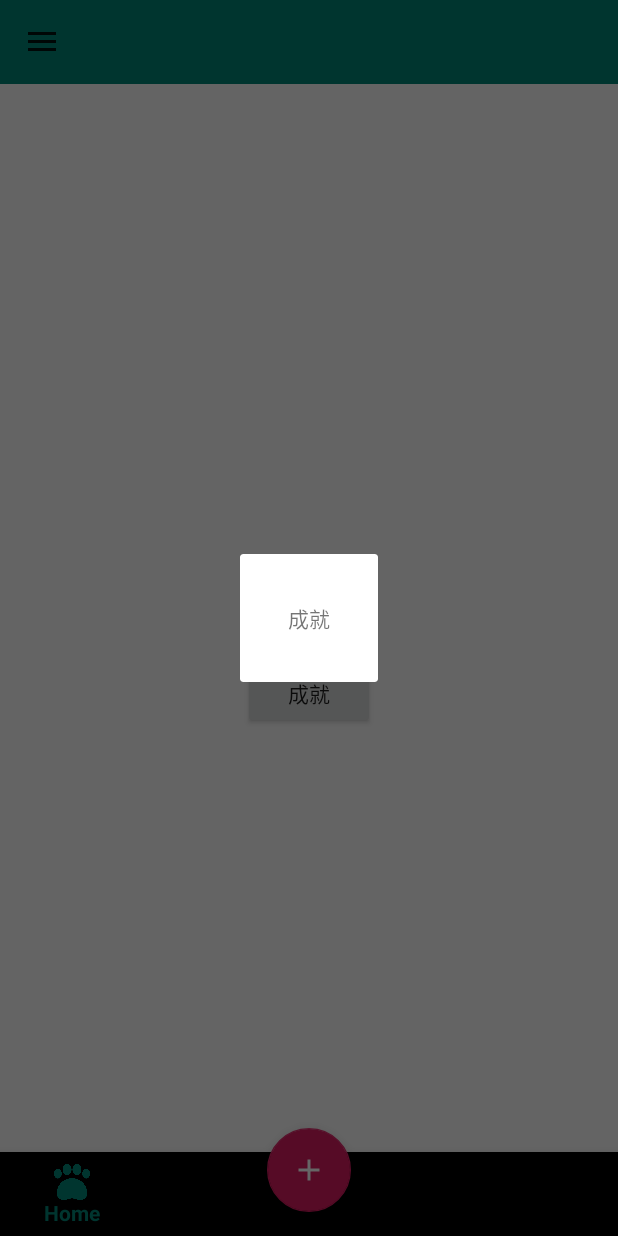
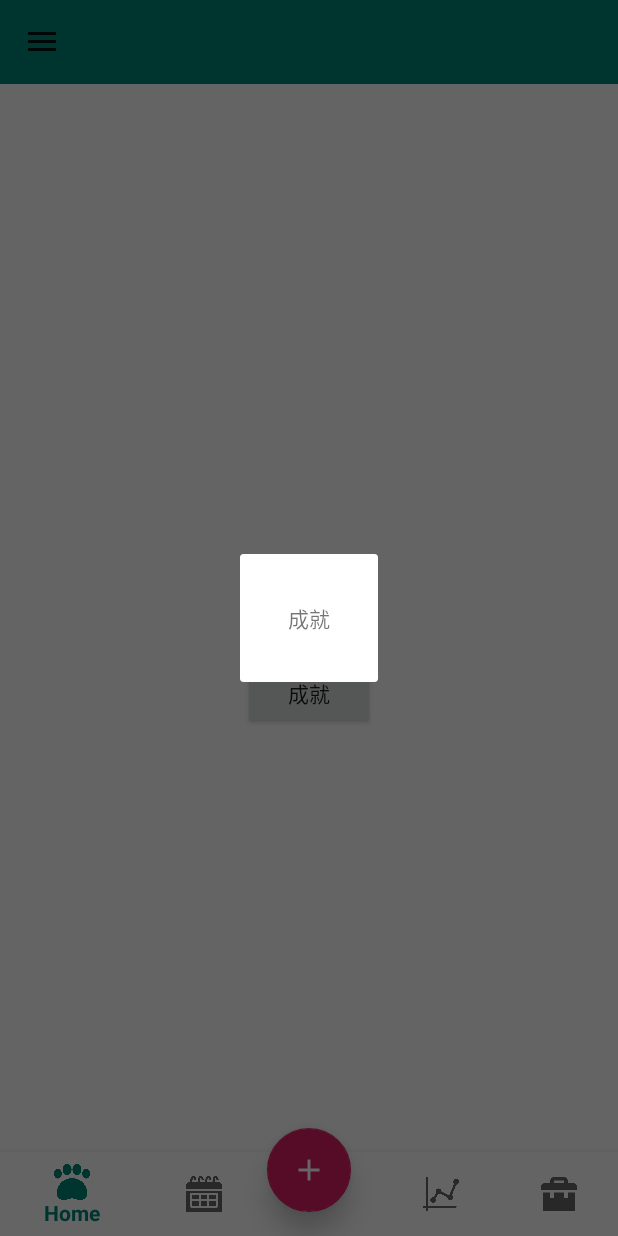
Before and after one commit to eric6300/JustPet, an Android app: the screen it shows after launch (MainActivity), after a tap on "成就", on a phone screen of 412 x 824 dp. Run offline under Robolectric (Android 15) with nearby library versions, the phone set to English and light mode, and no system bars; our stand-ins replace data binding, navigation-ui.

```diff
--- a/app/src/main/java/com/taiwan/justvet/justpet/achievement/AchievementDialog.kt
+++ b/app/src/main/java/com/taiwan/justvet/justpet/achievement/AchievementDialog.kt
@@ -13,11 +13,6 @@ import com.taiwan.justvet.justpet.databinding.DialogAchievementBinding
 
 class AchievementDialog : AppCompatDialogFragment() {
 
-    override fun onCreate(savedInstanceState: Bundle?) {
-        super.onCreate(savedInstanceState)
-//        setStyle(DialogFragment.STYLE_NO_FRAME, R.style.Add2CartDialog)
-    }
-
     override fun onCreateView(
         inflater: LayoutInflater,
         container: ViewGroup?,
--- a/app/src/main/res/layout/activity_main.xml
+++ b/app/src/main/res/layout/activity_main.xml
@@ -58,9 +58,9 @@
                 android:layout_width="0dp"
                 android:layout_height="wrap_content"
                 app:menu="@menu/nav_bottom_menu"
+                android:background="?android:attr/windowBackground"
                 app:layout_constraintBottom_toBottomOf="parent"
                 app:layout_constraintEnd_toEndOf="parent"
-                app:layout_constraintHorizontal_bias="0.0"
                 app:layout_constraintStart_toStartOf="parent" />
 
     </androidx.constraintlayout.widget.ConstraintLayout>
--- a/app/src/main/res/values/styles.xml
+++ b/app/src/main/res/values/styles.xml
@@ -8,10 +8,4 @@
         <item name="colorAccent">@color/colorAccent</item>
     </style>
 
-    <style name="Add2CartDialog">
-        <item name="android:windowEnterAnimation">@null</item>
-        <item name="android:windowExitAnimation">@null</item>
-        <item name="android:animation">@null</item>
-    </style>
-
 </resources>
```
